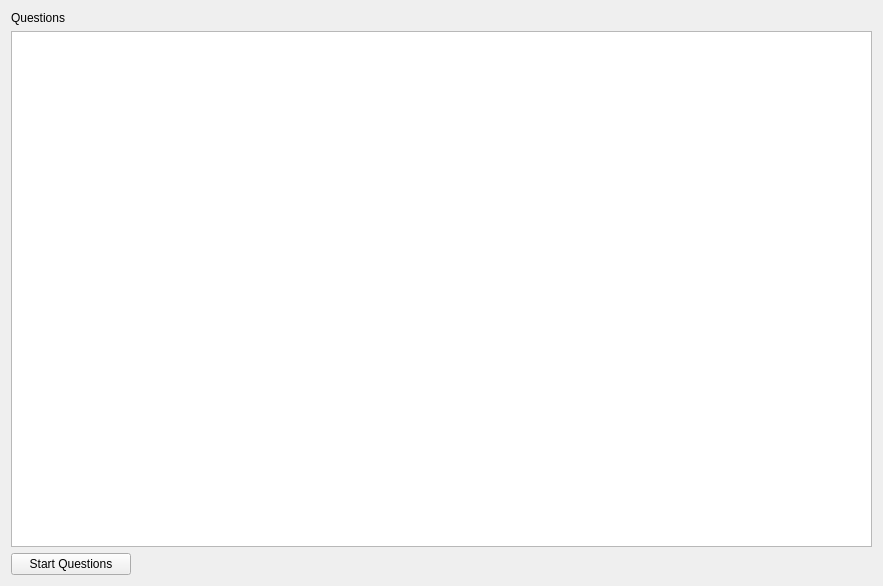
Old version of the form RootZone/MainScreen.ui in the repository Callen44/DtWordTrainer.
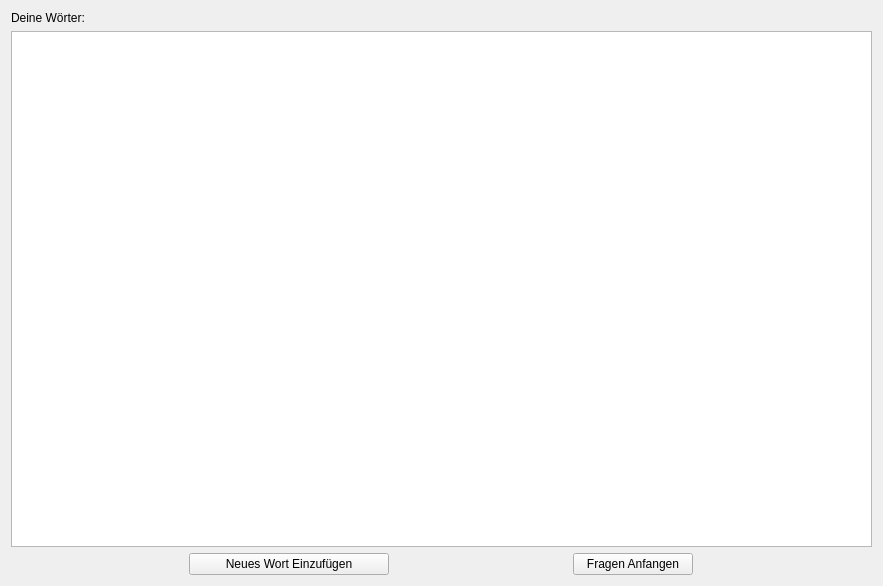
New version of the form.

Commit message: Add the new word screen, and other related tweaks

The edit to the form file:
```diff
--- a/RootZone/MainScreen.ui
+++ b/RootZone/MainScreen.ui
@@ -22,16 +22,28 @@
      <item row="0" column="0">
       <widget class="QLabel" name="label">
        <property name="text">
-        <string>Questions</string>
+        <string>Deine Wörter:</string>
        </property>
       </widget>
      </item>
     </layout>
    </item>
    <item row="1" column="0">
-    <layout class="QHBoxLayout" name="horizontalLayout"/>
-   </item>
-   <item row="2" column="0">
+    <layout class="QHBoxLayout" name="horizontalLayout">
+     <item>
+      <widget class="QPushButton" name="addNewWord">
+      <property name="maximumSize">
+        <size>
+         <width>200</width>
+         <height>16777215</height>
+        </size>
+       </property>
+       <property name="text">
+        <string>Neues Wort Einzufügen</string>
+       </property>
+      </widget>
+     </item>
+     <item>
     <widget class="QPushButton" name="startButton">
      <property name="maximumSize">
       <size>
@@ -40,9 +52,11 @@
       </size>
      </property>
      <property name="text">
-      <string>Start Questions</string>
-     </property>
-    </widget>
+        <string>Fragen Anfangen</string>
+       </property>
+      </widget>
+     </item>
+    </layout>
    </item>
   </layout>
  </widget>
```
Lines whose indentation alone changed are shown as unchanged. The commit also changes 9 other files.
